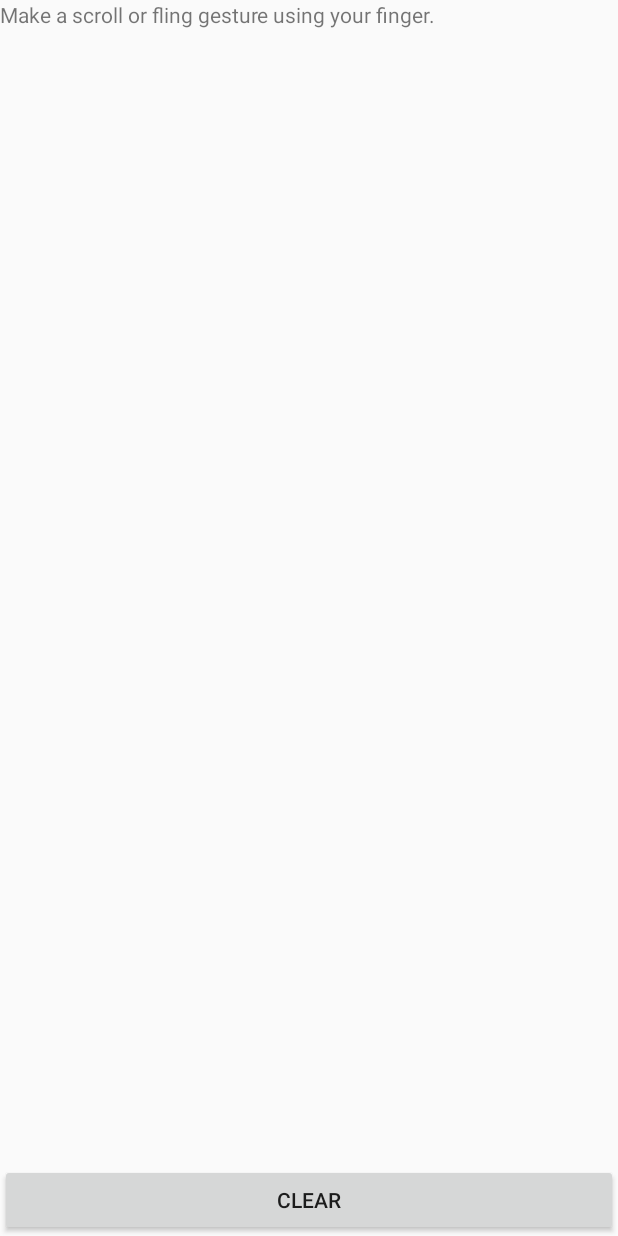
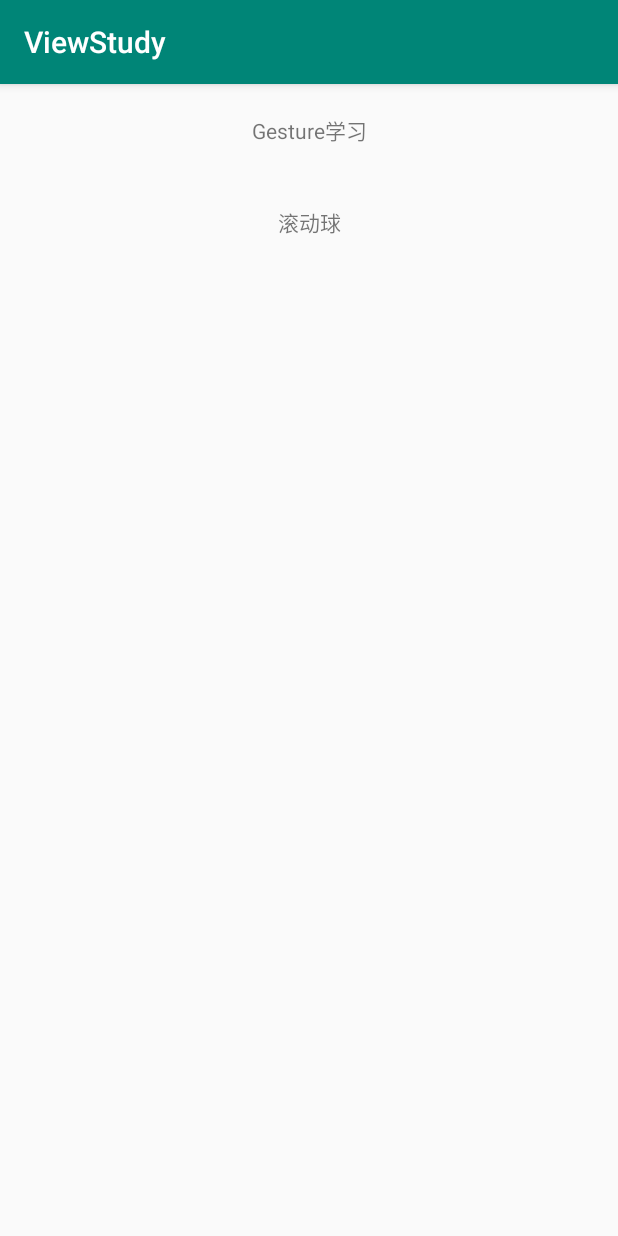
Before and after one commit to thinkerzhangyan/ViewStudy, an Android app: the screen it shows after launch (GestureActivity), after a tap on "手势学习", on a phone screen of 412 x 824 dp. Run offline under Robolectric (Android 15) with nearby library versions, the phone set to English and light mode, and no system bars.

Commit message:
手势滑动球。

```diff
--- a/app/src/main/AndroidManifest.xml
+++ b/app/src/main/AndroidManifest.xml
@@ -20,7 +20,11 @@
         </activity>
         <activity android:name=".scroller.ViewScrollerActivity">
         </activity>
-        <activity android:name=".fling.GestureActivity">
+        <activity android:name=".gesture.GestureActivity">
+        </activity>
+        <activity android:name=".gesture.fling.GestureDectorActivity">
+        </activity>
+        <activity android:name=".gesture.demo.BallActivity">
         </activity>
     </application>
 
--- /dev/null
+++ b/app/src/main/java/com/thinkerzhangyan/viewstudy/gesture/GestureActivity.java
@@ -0,0 +1,42 @@
+package com.thinkerzhangyan.viewstudy.gesture;
+
+import android.content.Intent;
+import android.os.Bundle;
+import android.support.v7.app.AppCompatActivity;
+import android.view.View;
+import android.widget.TextView;
+
+import com.thinkerzhangyan.viewstudy.R;
+import com.thinkerzhangyan.viewstudy.gesture.demo.BallActivity;
+import com.thinkerzhangyan.viewstudy.gesture.fling.GestureDectorActivity;
+
+public class GestureActivity extends AppCompatActivity {
+
+
+    private TextView mGestureDectorText;
+    private TextView mGestureTextDemo;
+
+    @Override
+    protected void onCreate(Bundle savedInstanceState) {
+        super.onCreate(savedInstanceState);
+        setContentView(R.layout.activity_gesture);
+
+        mGestureDectorText = findViewById(R.id.text_gesture_dector);
+        mGestureDectorText.setOnClickListener(new View.OnClickListener() {
+            @Override
+            public void onClick(View v) {
+                Intent intent = new Intent(GestureActivity.this, GestureDectorActivity.class);
+                startActivity(intent);
+            }
+        });
+        mGestureTextDemo = findViewById(R.id.text_gesture_demo);
+        mGestureTextDemo.setOnClickListener(new View.OnClickListener() {
+            @Override
+            public void onClick(View v) {
+                Intent intent = new Intent(GestureActivity.this, BallActivity.class);
+                startActivity(intent);
+            }
+        });
+
+    }
+}
--- a/app/src/main/java/com/thinkerzhangyan/viewstudy/fling/GestureActivity.java
+++ b/app/src/main/java/com/thinkerzhangyan/viewstudy/gesture/fling/GestureDectorActivity.java
@@ -1,4 +1,4 @@
-package com.thinkerzhangyan.viewstudy.fling;
+package com.thinkerzhangyan.viewstudy.gesture.fling;
 
 import android.app.Activity;
 import android.os.Bundle;
@@ -13,7 +13,7 @@ import android.widget.TextView;
 
 import com.thinkerzhangyan.viewstudy.R;
 
-public class GestureActivity extends Activity {
+public class GestureDectorActivity extends Activity {
 
     /**
      * Touch listener which intercepts and delegates touch events, while tracking movement velocity
@@ -29,7 +29,7 @@ public class GestureActivity extends Activity {
     @Override
     public void onCreate(Bundle savedInstanceState) {
         super.onCreate(savedInstanceState);
-        setContentView(R.layout.activity_gesture);
+        setContentView(R.layout.activity_gesture_dector);
 
         // Instantiate a gesture listener to consume scroll and fling events
         FlingDetector flingDetector = new FlingDetector();
--- a/app/src/main/res/layout/activity_gesture.xml
+++ b/app/src/main/res/layout/activity_gesture.xml
@@ -1,21 +1,38 @@
 <?xml version="1.0" encoding="utf-8"?>
 <LinearLayout xmlns:android="http://schemas.android.com/apk/res/android"
+    xmlns:tools="http://schemas.android.com/tools"
     android:layout_width="match_parent"
     android:layout_height="match_parent"
-    android:orientation="vertical">
+    tools:context=".location_transfrom.ViewLocationTransformActivity"
+    android:id="@+id/layout_content"
+    android:gravity="center">
 
-    <TextView
-        android:id="@+id/mytextview"
+
+    <ScrollView
         android:layout_width="match_parent"
-        android:layout_height="0dp"
-        android:layout_weight="1"
-        android:text="Make a scroll or fling gesture using your finger." />
+        android:layout_height="match_parent"
+        android:gravity="center">
+        <LinearLayout
+            android:layout_width="match_parent"
+            android:layout_height="match_parent"
+            android:orientation="vertical">
+            <TextView
+                android:id="@+id/text_gesture_dector"
+                android:layout_width="match_parent"
+                android:layout_height="wrap_content"
+                android:padding="20dp"
+                android:gravity="center"
+                android:text="Gesture学习"
+                />
+            <TextView
+                android:id="@+id/text_gesture_demo"
+                android:layout_width="match_parent"
+                android:layout_height="wrap_content"
+                android:padding="20dp"
+                android:gravity="center"
+                android:text="滚动球"
+                />
+        </LinearLayout>
+    </ScrollView>
 
-    <Button
-        android:id="@+id/clear"
-        android:layout_width="match_parent"
-        android:layout_height="wrap_content"
-        android:layout_gravity="bottom"
-        android:gravity="center"
-        android:text="Clear" />
 </LinearLayout>
```
Also changed, not shown: app/src/main/java/com/thinkerzhangyan/viewstudy/MainActivity.java (+3 -4 lines), app/src/main/java/com/thinkerzhangyan/viewstudy/gesture/demo/BallActivity.java (added, +15 -0 lines), app/src/main/java/com/thinkerzhangyan/viewstudy/gesture/demo/FailingBall.java (added, +229 -0 lines), app/src/main/res/layout/activity_ball.xml (added, +35 -0 lines), app/src/main/res/layout/activity_gesture_dector.xml (added, +21 -0 lines), app/src/main/res/drawable/ball.png (added).
